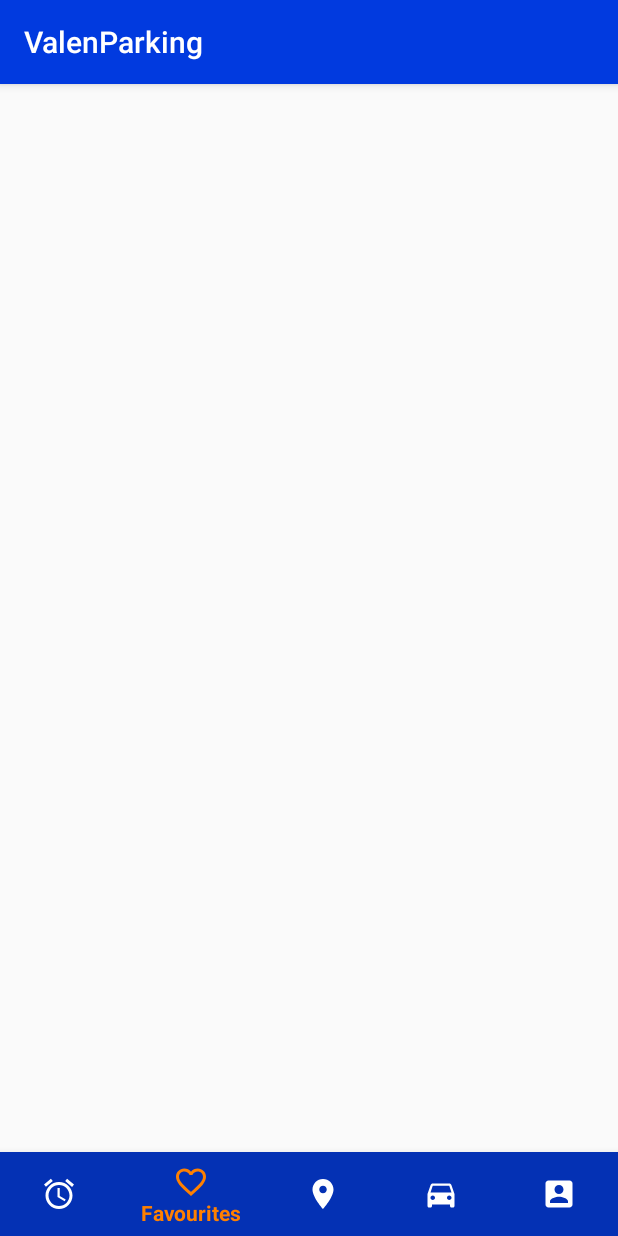
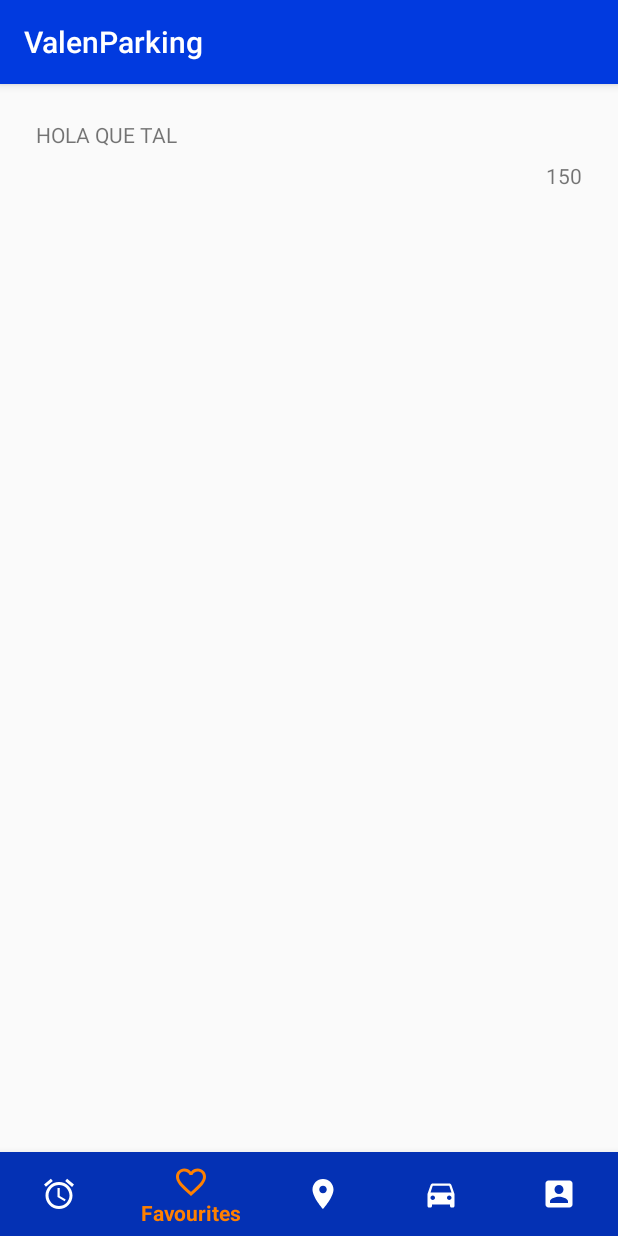
Before and after one commit to alliso/valenParking, an Android app: the screen it shows after launch (MainActivity), item 2 of the bottom bar chosen, on a phone screen of 412 x 824 dp. Run offline under Robolectric (Android 15) with nearby library versions, the phone set to English and light mode, and no system bars.

Commit message:
funcina recycler view

```diff
--- a/app/build.gradle
+++ b/app/build.gradle
@@ -30,4 +30,5 @@ dependencies {
     implementation 'com.google.firebase:firebase-auth:16.0.1'
     implementation 'com.google.firebase:firebase-auth:16.0.3'
     implementation 'com.google.android.gms:play-services-auth:16.0.0'
+    implementation 'com.android.support:recyclerview-v7:28.0.0'
 }
--- a/app/src/main/java/com/upv/dadm/valenparking/Fragments/FavouriteFragment.java
+++ b/app/src/main/java/com/upv/dadm/valenparking/Fragments/FavouriteFragment.java
@@ -2,22 +2,51 @@ package com.upv.dadm.valenparking.Fragments;
 
 import android.os.Bundle;
 import android.support.v4.app.Fragment;
+import android.support.v7.widget.LinearLayoutManager;
+import android.support.v7.widget.RecyclerView;
+import android.util.Log;
 import android.view.LayoutInflater;
 import android.view.View;
 import android.view.ViewGroup;
 
+import com.upv.dadm.valenparking.Parkings;
 import com.upv.dadm.valenparking.R;
+import com.upv.dadm.valenparking.fauvoriteAdapter;
+
+import java.util.ArrayList;
+import java.util.Arrays;
+import java.util.List;
 
 public class FavouriteFragment extends Fragment {
 
+    List<Parkings> listParkings = new ArrayList<Parkings>();
+    Parkings parking = new Parkings();
+    fauvoriteAdapter adapter;
+    Integer position = 0;
+    RecyclerView recyclerview_parkings;
     View view;
 
     public FavouriteFragment(){ }
+
+    public void onCreate(Bundle savedInstanceState) {
+        super.onCreate(savedInstanceState);
+        if(savedInstanceState != null) {
+            position = savedInstanceState.getInt("position");
+        }
+        parking.setFree(150);
+        parking.setParkingName("HOLA QUE TAL");
+        listParkings.add(parking);
+
+    }
 
     @Override
     public View onCreateView(LayoutInflater inflater, ViewGroup container,
                              Bundle savedInstanceState) {
         view = inflater.inflate(R.layout.fragment_favourite, null);
+        adapter = new fauvoriteAdapter(getContext(), R.layout.recyclerview_list, listParkings);
+        recyclerview_parkings = view.findViewById(R.id.fauvorite_list);
+        recyclerview_parkings.setLayoutManager(new LinearLayoutManager(getContext(), LinearLayoutManager.VERTICAL, false));
+        recyclerview_parkings.setAdapter(adapter);
         return view;
     }
 }
--- /dev/null
+++ b/app/src/main/java/com/upv/dadm/valenparking/Parkings.java
@@ -0,0 +1,29 @@
+package com.upv.dadm.valenparking;
+
+public class Parkings {
+    public String name;
+    public int free;
+
+    public Parkings(String name, int free){
+        this.name = name;
+        this.free = free;
+    }
+
+    public Parkings(){ }
+
+    public String getParkingName() {
+        return name;
+    }
+
+    public void setParkingName(String ParkingName) {
+        this.name = ParkingName;
+    }
+
+    public int getFree() {
+        return free;
+    }
+
+    public void setFree(int free) {
+        this.free = free;
+    }
+}
--- /dev/null
+++ b/app/src/main/java/com/upv/dadm/valenparking/fauvoriteAdapter.java
@@ -0,0 +1,55 @@
+package com.upv.dadm.valenparking;
+
+import android.content.Context;
+import android.support.v7.widget.RecyclerView;
+import android.view.LayoutInflater;
+import android.view.View;
+import android.view.ViewGroup;
+import android.widget.TextView;
+
+import java.util.ArrayList;
+import java.util.List;
+
+public class fauvoriteAdapter extends RecyclerView.Adapter<fauvoriteAdapter.ViewHolder> {
+
+    private List<Parkings> data;
+    private Context context;
+    private int layout;
+
+    public fauvoriteAdapter(Context context, int resource, List<Parkings> data) {
+        this.data= data;
+        this.context = context;
+        this.layout = resource;
+    }
+
+
+    @Override
+    public ViewHolder onCreateViewHolder(ViewGroup parent, int viewType) {
+        View view = LayoutInflater.from(parent.getContext()).inflate(R.layout.recyclerview_list, parent, false);
+        fauvoriteAdapter.ViewHolder holder = new ViewHolder(view);
+        return holder;
+    }
+
+    @Override
+    public void onBindViewHolder(final ViewHolder holder, final int position) {
+        holder.tv_list_name.setText((data.get(position).getParkingName()));
+        holder.tv_list_free.setText((String.valueOf(data.get(position).getFree())));
+    }
+
+    @Override
+    public int getItemCount() { return data.size(); }
+
+    static class ViewHolder extends RecyclerView.ViewHolder {
+        TextView tv_list_name;
+        TextView tv_list_free;
+        View v;
+
+        public ViewHolder(View view) {
+            super(view);
+            tv_list_name = (TextView) view.findViewById(R.id.quotation_list_name);
+            tv_list_free = (TextView) view.findViewById(R.id.quotation_list_plazas_libres);
+            v = view;
+        }
+    }
+
+}
--- a/app/src/main/res/layout/activity_main.xml
+++ b/app/src/main/res/layout/activity_main.xml
@@ -11,7 +11,7 @@
         android:layout_width="0dp"
         android:layout_height="0dp"
         android:layout_marginStart="8dp"
-        android:layout_marginTop="44dp"
+        android:layout_marginTop="8dp"
         android:layout_marginEnd="8dp"
         android:layout_marginBottom="8dp"
         app:layout_constraintBottom_toTopOf="@+id/main_bottomNavigationView"
--- a/app/src/main/res/layout/fragment_favourite.xml
+++ b/app/src/main/res/layout/fragment_favourite.xml
@@ -1,6 +1,13 @@
 <?xml version="1.0" encoding="utf-8"?>
 <android.support.constraint.ConstraintLayout
-    xmlns:android="http://schemas.android.com/apk/res/android" android:layout_width="match_parent"
+    xmlns:android="http://schemas.android.com/apk/res/android"
+    xmlns:tools="http://schemas.android.com/tools"
+    android:layout_width="match_parent"
     android:layout_height="match_parent">
 
+    <android.support.v7.widget.RecyclerView
+        android:id="@+id/fauvorite_list"
+        android:scrollbars="vertical"
+        android:layout_width="match_parent"
+        android:layout_height="match_parent" />
 </android.support.constraint.ConstraintLayout>
--- /dev/null
+++ b/app/src/main/res/layout/recyclerview_list.xml
@@ -0,0 +1,35 @@
+<?xml version="1.0" encoding="utf-8"?>
+<android.support.constraint.ConstraintLayout
+    xmlns:android="http://schemas.android.com/apk/res/android"
+    xmlns:app="http://schemas.android.com/apk/res-auto"
+    xmlns:tools="http://schemas.android.com/tools"
+    android:layout_width="match_parent"
+    android:layout_height="match_parent">
+
+    <TextView
+        android:id="@+id/quotation_list_plazas_libres"
+        style="@color/colorPrimary"
+        android:layout_width="wrap_content"
+        android:layout_height="wrap_content"
+        android:layout_marginTop="8dp"
+        android:layout_marginEnd="16dp"
+        android:layout_marginRight="16dp"
+        android:text=""
+        android:textAlignment="textEnd"
+        android:layout_gravity="end"
+        app:layout_constraintEnd_toEndOf="parent"
+        app:layout_constraintTop_toBottomOf="@+id/quotation_list_name" />
+
+    <TextView
+        android:id="@+id/quotation_list_name"
+        style="@color/colorPrimaryDark"
+        android:layout_width="wrap_content"
+        android:layout_height="wrap_content"
+        android:layout_marginStart="16dp"
+        android:layout_marginLeft="16dp"
+        android:layout_marginTop="16dp"
+        android:text=""
+        app:layout_constraintStart_toStartOf="parent"
+        app:layout_constraintTop_toTopOf="parent" />
+
+</android.support.constraint.ConstraintLayout>
--- a/app/src/main/res/values/styles.xml
+++ b/app/src/main/res/values/styles.xml
@@ -8,4 +8,5 @@
         <item name="colorAccent">@color/colorAccent</item>
     </style>
 
+
 </resources>
```
